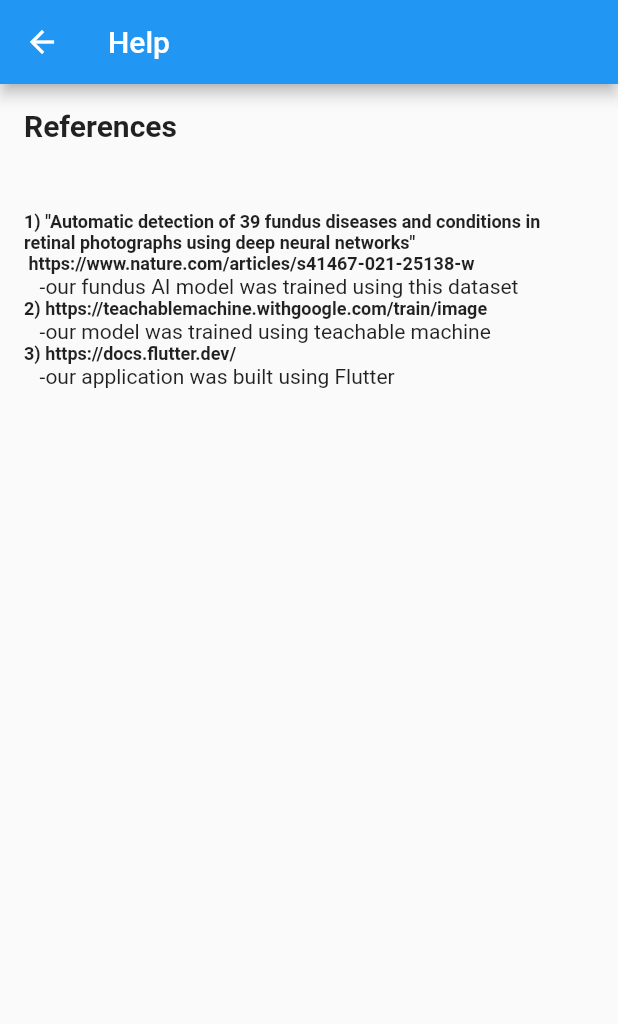
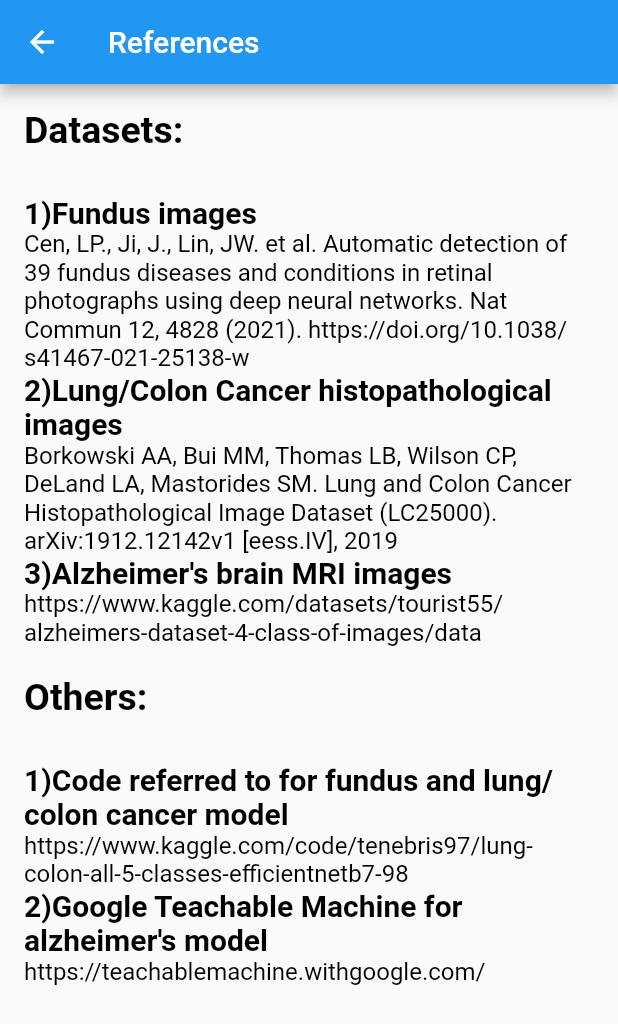
Before and after one commit to ShreeshaM07/DiagnoTech, a Flutter app: the AboutReferencePage screen opened directly, on a phone screen of 412 x 824 dp. Shown: the top 1024 px of the screen. Run offline on Flutter 3.47's test engine with Material 2 defaults, Android fonts, the phone set to English and light mode, and no system bars; our stand-ins replace file_picker, sqflite, sqflite_common_ffi; accounts and stored records are empty.

Commit message:
added loading symbol,edited references/help page

```diff
--- a/lib/main.dart
+++ b/lib/main.dart
@@ -100,19 +100,10 @@
       child: Column(
         crossAxisAlignment: CrossAxisAlignment.center,
         children: [
-          Container(
-            width: 550, // Set your desired width and height
-            height: 550,
-            child: Image.asset(
-                'assets/DiagnoTech Logo.jpg'), // Use the asset path you specified in pubspec.yaml
+          Expanded(
+            flex: 1,
+            child: Image.asset('assets/DiagnoTech Logo.jpg'),
           ),
-          // Text(
-          //   "\n\nThe 'MediPal LENS PRO' app is a powerful tool for doctors, leveraging advanced machine learning algorithms\n to analyze patient data, medical images, and symptoms. It aids in the rapid and accurate\nidentification of diseases, providing real-time diagnostic insights, treatment recommendations, \nand relevant medical literature, enhancing clinical decision-making and patient care.",
-          //   style: TextStyle(
-          //     fontSize: 18, // Set your desired font size
-          //     color: Colors.blue,
-          //   ),
-          // )
         ],
       ),
     );
@@ -125,6 +116,7 @@
 }
 
 class _FundusScreenState extends State<FundusScreen> {
+  bool _isLoading = false;
   String _prediction = '';
   double _confidence = 0.0;
   File? _selectedImage;
@@ -260,11 +252,27 @@
                 const Text('No image selected.'),
               const SizedBox(height: 20),
               ElevatedButton(
-                onPressed: _makePrediction,
+                onPressed: () async {
+                  setState(() {
+                    _isLoading = true;
+                  });
+                  await _makePrediction();
+                  setState(() {
+                    _isLoading = false;
+                  });
+                },
                 child: const Text('Get Prediction'),
               ),
               const SizedBox(height: 20),
-              Text('Prediction: $_prediction \nConfidence level: $_confidence'),
+              Container(
+                //widget shown according to the state
+                child: Center(
+                  child: !_isLoading
+                      ? Text(
+                          'Prediction: $_prediction \nConfidence level: $_confidence')
+                      : const CircularProgressIndicator(),
+                ),
+              )
             ],
           ),
         ),
@@ -405,6 +413,7 @@
 }
 
 class _lung_colonScreenState extends State<lung_colonScreen> {
+  bool _isLoading = false;
   String _prediction1 = '';
   double _confidence1 = 0.0;
 
@@ -521,11 +530,27 @@
               const Text('No image selected.'),
             const SizedBox(height: 20),
             ElevatedButton(
-              onPressed: _makePrediction,
+              onPressed: () async {
+                setState(() {
+                  _isLoading = true;
+                });
+                await _makePrediction();
+                setState(() {
+                  _isLoading = false;
+                });
+              },
               child: const Text('Get Prediction'),
             ),
             const SizedBox(height: 20),
-            Text('Prediction: $_prediction1 \nConfidence level: $_confidence1'),
+            Container(
+              //widget shown according to the state
+              child: Center(
+                child: !_isLoading
+                    ? Text(
+                        'Prediction: $_prediction1 \nConfidence level: $_confidence1')
+                    : const CircularProgressIndicator(),
+              ),
+            )
           ],
         ),
       ),
@@ -654,6 +679,7 @@
 }
 
 class _AlzheimerScreenState extends State<AlzheimerScreen> {
+  bool _isLoading = false;
   String _prediction = '';
   double _confidence = 0.0;
   File? _selectedImage;
@@ -789,11 +815,27 @@
                 const Text('No image selected.'),
               const SizedBox(height: 20),
               ElevatedButton(
-                onPressed: _makePrediction,
+                onPressed: () async {
+                  setState(() {
+                    _isLoading = true;
+                  });
+                  await _makePrediction();
+                  setState(() {
+                    _isLoading = false;
+                  });
+                },
                 child: const Text('Get Prediction'),
               ),
               const SizedBox(height: 20),
-              Text('Prediction: $_prediction \nConfidence level: $_confidence'),
+              Container(
+                //widget shown according to the state
+                child: Center(
+                  child: !_isLoading
+                      ? Text(
+                          'Prediction: $_prediction \nConfidence level: $_confidence')
+                      : const CircularProgressIndicator(),
+                ),
+              )
             ],
           ),
         ),
@@ -1076,12 +1118,21 @@
       appBar: AppBar(
         title: const Text('Help'),
       ),
-      body: const Padding(
+      body: Padding(
         padding: EdgeInsets.all(16.0),
-        child: Column(
-          crossAxisAlignment: CrossAxisAlignment.start,
-          children: [Text('Help')],
-        ),
+        child: Column(crossAxisAlignment: CrossAxisAlignment.start, children: [
+          RichText(
+              text: const TextSpan(
+                  style: TextStyle(color: Color.fromARGB(255, 0, 0, 0)),
+                  children: [
+                TextSpan(
+                    text: "For more help, contact us at:\n",
+                    style: TextStyle(fontSize: 18)),
+                TextSpan(
+                    text: "abhaylejith@gmail.com\nshreesha2k22@yahoo.com",
+                    style: TextStyle(fontSize: 14))
+              ]))
+        ]),
       ),
     );
   }
@@ -1092,44 +1143,69 @@
   Widget build(BuildContext context) {
     return Scaffold(
       appBar: AppBar(
-        title: const Text('Help'),
+        title: const Text('References'),
       ),
-      body: const Padding(
+      body: Padding(
         padding: EdgeInsets.all(16.0),
         child: Column(
           crossAxisAlignment: CrossAxisAlignment.start,
           children: [
-            Text(
-              '\References\n\n',
-              style: TextStyle(
-                fontSize: 20,
-                fontWeight: FontWeight.bold,
-              ),
-            ),
-            Text(
-              '1) "Automatic detection of 39 fundus diseases and conditions in retinal photographs using deep neural networks"\n https://www.nature.com/articles/s41467-021-25138-w',
-              style: TextStyle(
-                fontSize: 12,
-                fontWeight: FontWeight.bold,
-              ),
-            ),
-            Text('   -our fundus AI model was trained using this dataset'),
-            Text(
-              '2) https://teachablemachine.withgoogle.com/train/image',
-              style: TextStyle(
-                fontSize: 12,
-                fontWeight: FontWeight.bold,
-              ),
-            ),
-            Text('   -our model was trained using teachable machine'),
-            Text(
-              '3) https://docs.flutter.dev/ ',
-              style: TextStyle(
-                fontSize: 12,
-                fontWeight: FontWeight.bold,
-              ),
-            ),
-            Text('   -our application was built using Flutter'),
+            RichText(
+                text: const TextSpan(
+                    style: TextStyle(
+                        color: Color.fromARGB(
+                            255, 0, 0, 0)), //style for all textspan
+                    children: [
+                  TextSpan(
+                      text: "Datasets:\n\n",
+                      style:
+                          TextStyle(fontSize: 25, fontWeight: FontWeight.bold)),
+                  TextSpan(
+                      text: "1)Fundus images\n",
+                      style:
+                          TextStyle(fontSize: 20, fontWeight: FontWeight.bold)),
+                  TextSpan(
+                      text:
+                          "Cen, LP., Ji, J., Lin, JW. et al. Automatic detection of 39 fundus diseases and conditions in retinal photographs using deep neural networks. Nat Commun 12, 4828 (2021). https://doi.org/10.1038/s41467-021-25138-w\n",
+                      style: TextStyle(fontSize: 16)),
+                  TextSpan(
+                      text: "2)Lung/Colon Cancer histopathological images\n",
+                      style:
+                          TextStyle(fontSize: 20, fontWeight: FontWeight.bold)),
+                  TextSpan(
+                      text:
+                          "Borkowski AA, Bui MM, Thomas LB, Wilson CP, DeLand LA, Mastorides SM. Lung and Colon Cancer Histopathological Image Dataset (LC25000). arXiv:1912.12142v1 [eess.IV], 2019\n",
+                      style: TextStyle(fontSize: 16)),
+                  TextSpan(
+                      text: "3)Alzheimer's brain MRI images \n",
+                      style:
+                          TextStyle(fontSize: 20, fontWeight: FontWeight.bold)),
+                  TextSpan(
+                      text:
+                          "https://www.kaggle.com/datasets/tourist55/alzheimers-dataset-4-class-of-images/data\n\n",
+                      style: TextStyle(fontSize: 16)),
+                  TextSpan(
+                      text: "Others:\n\n",
+                      style:
+                          TextStyle(fontSize: 25, fontWeight: FontWeight.bold)),
+                  TextSpan(
+                      text:
+                          "1)Code referred to for fundus and lung/colon cancer model\n",
+                      style:
+                          TextStyle(fontSize: 20, fontWeight: FontWeight.bold)),
+                  TextSpan(
+                      text:
+                          "https://www.kaggle.com/code/tenebris97/lung-colon-all-5-classes-efficientnetb7-98\n",
+                      style: TextStyle(fontSize: 16)),
+                  TextSpan(
+                      text:
+                          "2)Google Teachable Machine for alzheimer's model\n",
+                      style:
+                          TextStyle(fontSize: 20, fontWeight: FontWeight.bold)),
+                  TextSpan(
+                      text: "https://teachablemachine.withgoogle.com/\n",
+                      style: TextStyle(fontSize: 16)),
+                ]))
           ],
         ),
       ),
```
